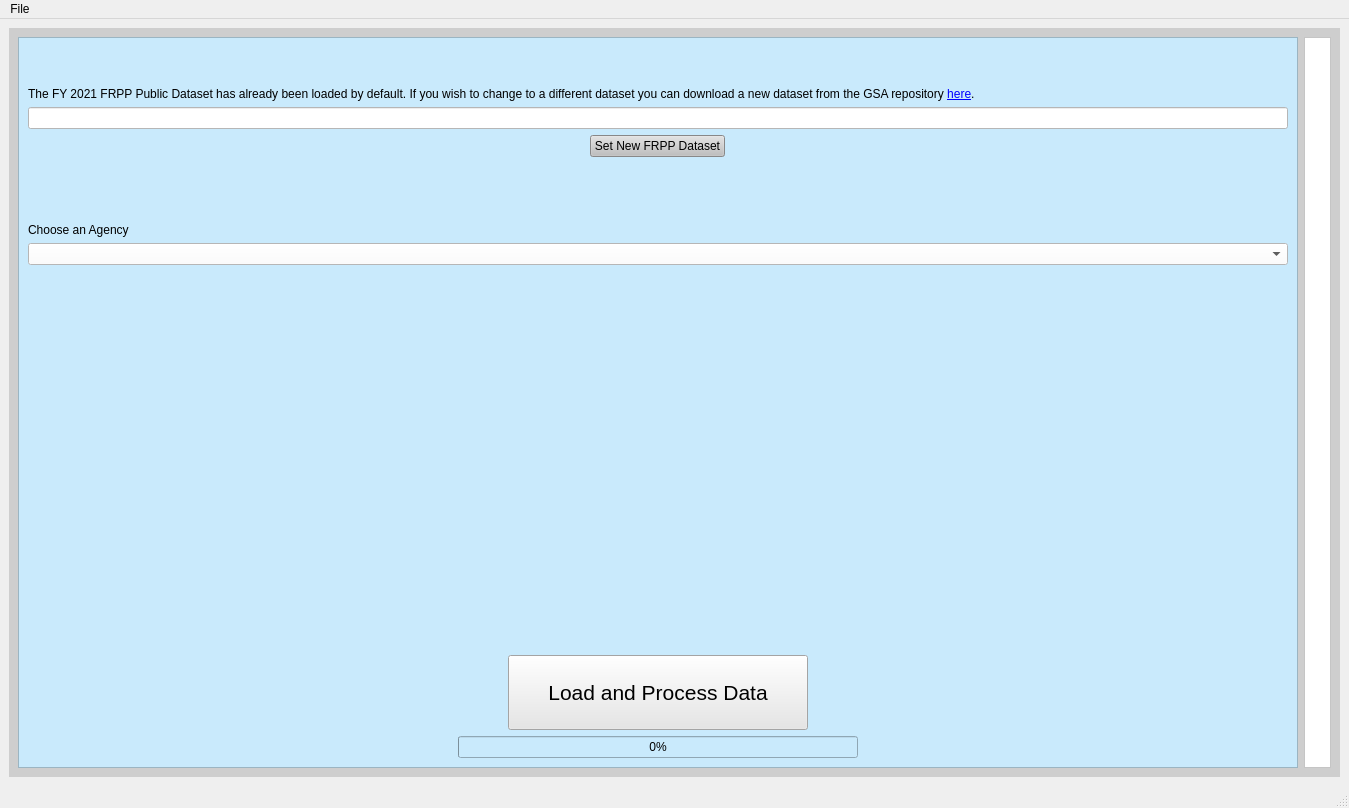
Above: cfe_model.ui from Alex-McVey/CFE_Model before the change. Below: the same form after it.
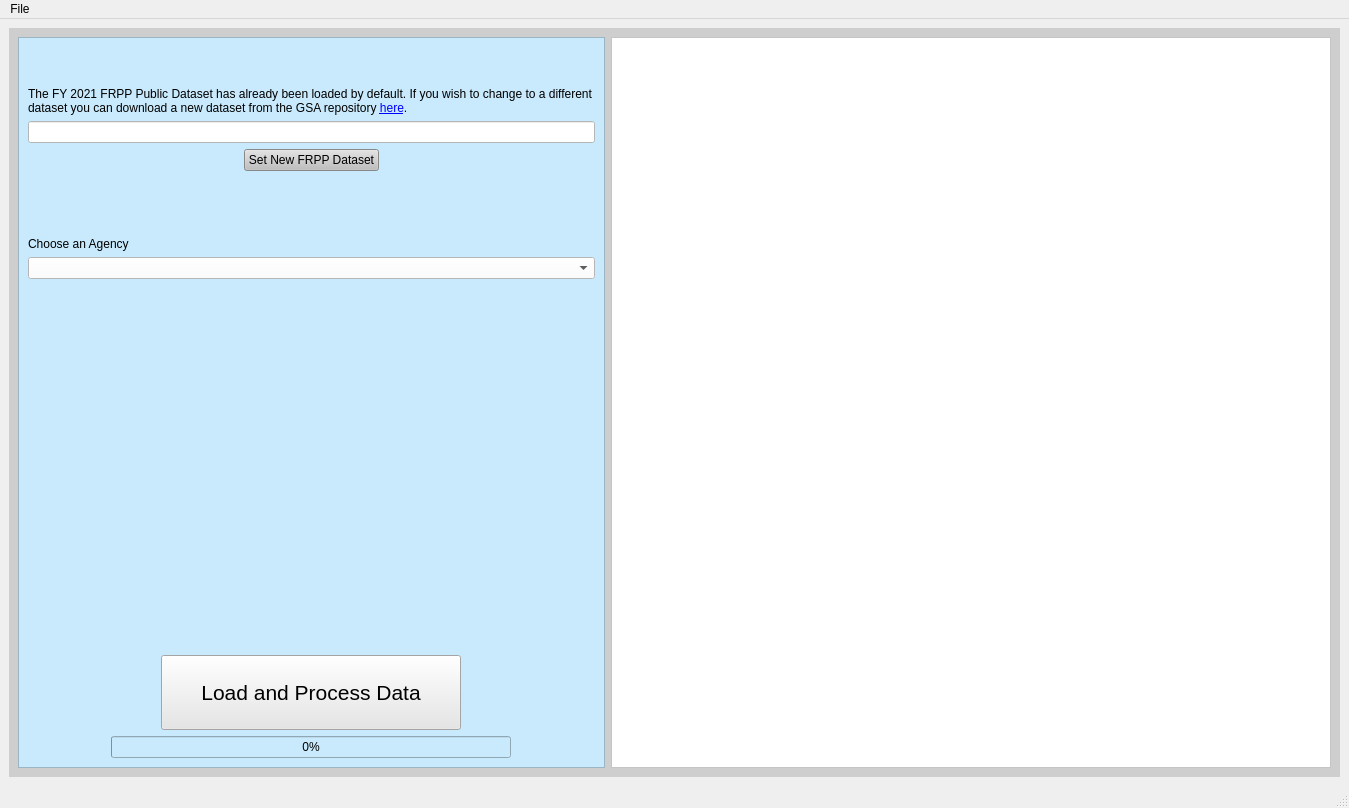
That is the form after the change. The open tabs and pages were chosen to show the change. Icons and pictures are not drawn.

Commit message: Fix for agencies that entered 0 for building height

Patch:
```diff
--- a/cfe_model.ui
+++ b/cfe_model.ui
@@ -27,6 +27,12 @@
        <layout class="QHBoxLayout" name="horizontalLayout">
         <item>
          <widget class="QFrame" name="lp_data_frame">
+          <property name="minimumSize">
+           <size>
+            <width>500</width>
+            <height>0</height>
+           </size>
+          </property>
           <property name="styleSheet">
            <string notr="true">font: 12pt &quot;Segoe UI&quot;;
 background-color: rgb(201, 234, 252);</string>
@@ -360,6 +366,12 @@
           <layout class="QVBoxLayout" name="verticalLayout_4">
            <item>
             <widget class="QLabel" name="landing_image">
+             <property name="minimumSize">
+              <size>
+               <width>700</width>
+               <height>0</height>
+              </size>
+             </property>
              <property name="styleSheet">
               <string notr="true"/>
              </property>
@@ -367,7 +379,13 @@
               <string/>
              </property>
              <property name="pixmap">
-              <pixmap resource="cfe_res.qrc">:/images/id25117_BidenEnergy500.jpg</pixmap>
+              <pixmap resource="cfe_res.qrc">:/images/bcg-6-clean-tech.jpg</pixmap>
+             </property>
+             <property name="scaledContents">
+              <bool>false</bool>
+             </property>
+             <property name="alignment">
+              <set>Qt::AlignCenter</set>
              </property>
             </widget>
            </item>
```
Left out of the diff: 2 changed lines with no effect on the pictures. The commit also changes 3 other files.
